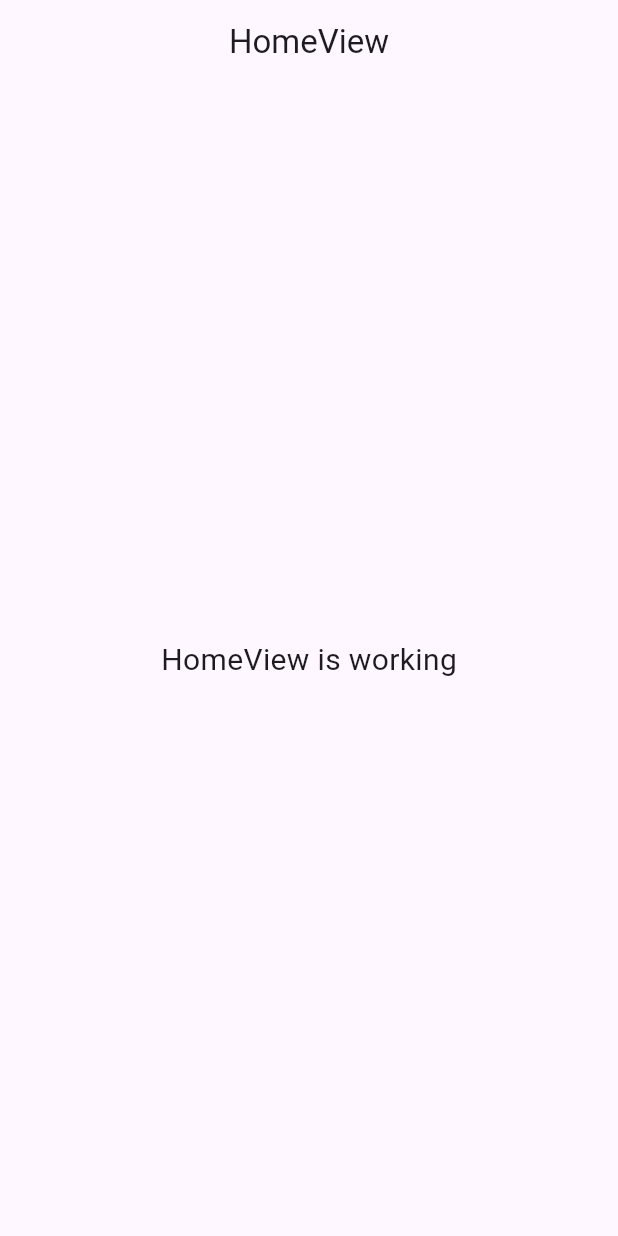
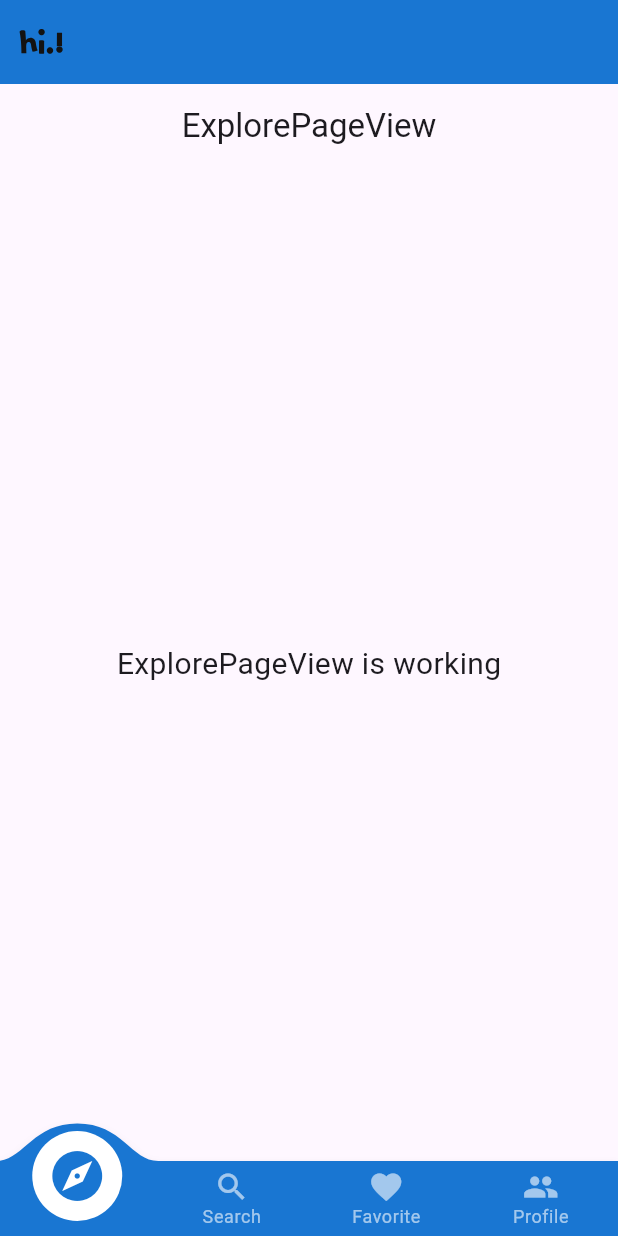
Before and after one commit to iqbalsuwandi20/e-library, a Flutter app: the screen it shows after launch, on a phone screen of 412 x 824 dp. Run offline on Flutter 3.47's test engine with Material 3 defaults, Android fonts, the phone set to English and light mode, and no system bars; drawn by our look-alikes of convex_bottom_bar; our stand-ins replace get, lottie.

Commit message:
berhasil membuat navbar

```diff
--- /dev/null
+++ b/lib/app/modules/explore_page/controllers/explore_page_controller.dart
@@ -0,0 +1,23 @@
+import 'package:get/get.dart';
+
+class ExplorePageController extends GetxController {
+  //TODO: Implement ExplorePageController
+
+  final count = 0.obs;
+  @override
+  void onInit() {
+    super.onInit();
+  }
+
+  @override
+  void onReady() {
+    super.onReady();
+  }
+
+  @override
+  void onClose() {
+    super.onClose();
+  }
+
+  void increment() => count.value++;
+}
--- /dev/null
+++ b/lib/app/modules/explore_page/views/explore_page_view.dart
@@ -0,0 +1,24 @@
+import 'package:flutter/material.dart';
+
+import 'package:get/get.dart';
+
+import '../controllers/explore_page_controller.dart';
+
+class ExplorePageView extends GetView<ExplorePageController> {
+  const ExplorePageView({super.key});
+  @override
+  Widget build(BuildContext context) {
+    return Scaffold(
+      appBar: AppBar(
+        title: const Text('ExplorePageView'),
+        centerTitle: true,
+      ),
+      body: const Center(
+        child: Text(
+          'ExplorePageView is working',
+          style: TextStyle(fontSize: 20),
+        ),
+      ),
+    );
+  }
+}
--- a/lib/app/modules/home/controllers/home_controller.dart
+++ b/lib/app/modules/home/controllers/home_controller.dart
@@ -1,23 +1,30 @@
+import 'package:flutter/material.dart';
 import 'package:get/get.dart';
 
+import '../../explore_page/views/explore_page_view.dart';
+import '../../favorite_page/views/favorite_page_view.dart';
+import '../../profile_page/views/profile_page_view.dart';
+import '../../search_page/views/search_page_view.dart';
+
 class HomeController extends GetxController {
-  //TODO: Implement HomeController
+  var selectedIndex = 0.obs;
 
-  final count = 0.obs;
-  @override
-  void onInit() {
-    super.onInit();
+  void changeTabIndex(int index) {
+    selectedIndex.value = index;
   }
 
-  @override
-  void onReady() {
-    super.onReady();
+  Widget getCurrentView() {
+    switch (selectedIndex.value) {
+      case 0:
+        return ExplorePageView();
+      case 1:
+        return SearchPageView();
+      case 2:
+        return FavoritePageView();
+      case 3:
+        return ProfilePageView();
+      default:
+        return ExplorePageView();
+    }
   }
-
-  @override
-  void onClose() {
-    super.onClose();
-  }
-
-  void increment() => count.value++;
 }
--- a/lib/app/modules/home/views/home_view.dart
+++ b/lib/app/modules/home/views/home_view.dart
@@ -1,6 +1,8 @@
+import 'package:convex_bottom_bar/convex_bottom_bar.dart';
 import 'package:flutter/material.dart';
 
 import 'package:get/get.dart';
+import 'package:lottie/lottie.dart';
 
 import '../controllers/home_controller.dart';
 
@@ -10,14 +12,29 @@ class HomeView extends GetView<HomeController> {
   Widget build(BuildContext context) {
     return Scaffold(
       appBar: AppBar(
-        title: const Text('HomeView'),
-        centerTitle: true,
+        backgroundColor: Colors.blue[700],
+        flexibleSpace: Stack(
+          children: [
+            Align(
+              alignment: Alignment.topLeft,
+              child: Lottie.asset("assets/lotties/hai.json"),
+            ),
+          ],
+        ),
       ),
-      body: const Center(
-        child: Text(
-          'HomeView is working',
-          style: TextStyle(fontSize: 20),
-        ),
+      body: Obx(() => controller.getCurrentView()),
+      bottomNavigationBar: ConvexAppBar(
+        backgroundColor: Colors.blue[700],
+        items: const [
+          TabItem(icon: Icons.explore, title: 'Explore'),
+          TabItem(icon: Icons.search, title: 'Search'),
+          TabItem(icon: Icons.favorite, title: 'Favorite'),
+          TabItem(icon: Icons.people, title: 'Profile'),
+        ],
+        initialActiveIndex: controller.selectedIndex.value,
+        onTap: (int index) {
+          controller.changeTabIndex(index);
+        },
       ),
     );
   }
--- a/lib/app/routes/app_pages.dart
+++ b/lib/app/routes/app_pages.dart
@@ -1,7 +1,15 @@
 import 'package:get/get.dart';
 
+import '../modules/explore_page/bindings/explore_page_binding.dart';
+import '../modules/explore_page/views/explore_page_view.dart';
+import '../modules/favorite_page/bindings/favorite_page_binding.dart';
+import '../modules/favorite_page/views/favorite_page_view.dart';
 import '../modules/home/bindings/home_binding.dart';
 import '../modules/home/views/home_view.dart';
+import '../modules/profile_page/bindings/profile_page_binding.dart';
+import '../modules/profile_page/views/profile_page_view.dart';
+import '../modules/search_page/bindings/search_page_binding.dart';
+import '../modules/search_page/views/search_page_view.dart';
 import '../modules/splash_screen/bindings/splash_screen_binding.dart';
 import '../modules/splash_screen/views/splash_screen_view.dart';
 
@@ -23,5 +31,25 @@ class AppPages {
       page: () => const SplashScreenView(),
       binding: SplashScreenBinding(),
     ),
+    GetPage(
+      name: _Paths.EXPLORE_PAGE,
+      page: () => const ExplorePageView(),
+      binding: ExplorePageBinding(),
+    ),
+    GetPage(
+      name: _Paths.SEARCH_PAGE,
+      page: () => const SearchPageView(),
+      binding: SearchPageBinding(),
+    ),
+    GetPage(
+      name: _Paths.FAVORITE_PAGE,
+      page: () => const FavoritePageView(),
+      binding: FavoritePageBinding(),
+    ),
+    GetPage(
+      name: _Paths.PROFILE_PAGE,
+      page: () => const ProfilePageView(),
+      binding: ProfilePageBinding(),
+    ),
   ];
 }
--- a/lib/app/routes/app_routes.dart
+++ b/lib/app/routes/app_routes.dart
@@ -5,10 +5,18 @@ abstract class Routes {
   Routes._();
   static const HOME = _Paths.HOME;
   static const SPLASH_SCREEN = _Paths.SPLASH_SCREEN;
+  static const EXPLORE_PAGE = _Paths.EXPLORE_PAGE;
+  static const SEARCH_PAGE = _Paths.SEARCH_PAGE;
+  static const FAVORITE_PAGE = _Paths.FAVORITE_PAGE;
+  static const PROFILE_PAGE = _Paths.PROFILE_PAGE;
 }
 
 abstract class _Paths {
   _Paths._();
   static const HOME = '/home';
   static const SPLASH_SCREEN = '/splash-screen';
+  static const EXPLORE_PAGE = '/explore-page';
+  static const SEARCH_PAGE = '/search-page';
+  static const FAVORITE_PAGE = '/favorite-page';
+  static const PROFILE_PAGE = '/profile-page';
 }
--- a/pubspec.yaml
+++ b/pubspec.yaml
@@ -36,6 +36,7 @@ dependencies:
   cupertino_icons: ^1.0.8
   get: ^4.6.6
   lottie: ^3.1.2
+  convex_bottom_bar: ^3.2.0
 
 dev_dependencies:
   flutter_test:
```
Also changed, not shown: assets/lotties/hai.json (added, +1 -0 lines), lib/app/modules/explore_page/bindings/explore_page_binding.dart (added, +12 -0 lines), lib/app/modules/favorite_page/bindings/favorite_page_binding.dart (added, +12 -0 lines), lib/app/modules/favorite_page/controllers/favorite_page_controller.dart (added, +23 -0 lines), lib/app/modules/favorite_page/views/favorite_page_view.dart (added, +24 -0 lines), lib/app/modules/profile_page/bindings/profile_page_binding.dart (added, +12 -0 lines), lib/app/modules/profile_page/controllers/profile_page_controller.dart (added, +23 -0 lines), lib/app/modules/profile_page/views/profile_page_view.dart (added, +24 -0 lines), lib/app/modules/search_page/bindings/search_page_binding.dart (added, +12 -0 lines), lib/app/modules/search_page/controllers/search_page_controller.dart (added, +23 -0 lines), lib/app/modules/search_page/views/search_page_view.dart (added, +24 -0 lines), pubspec.lock.
